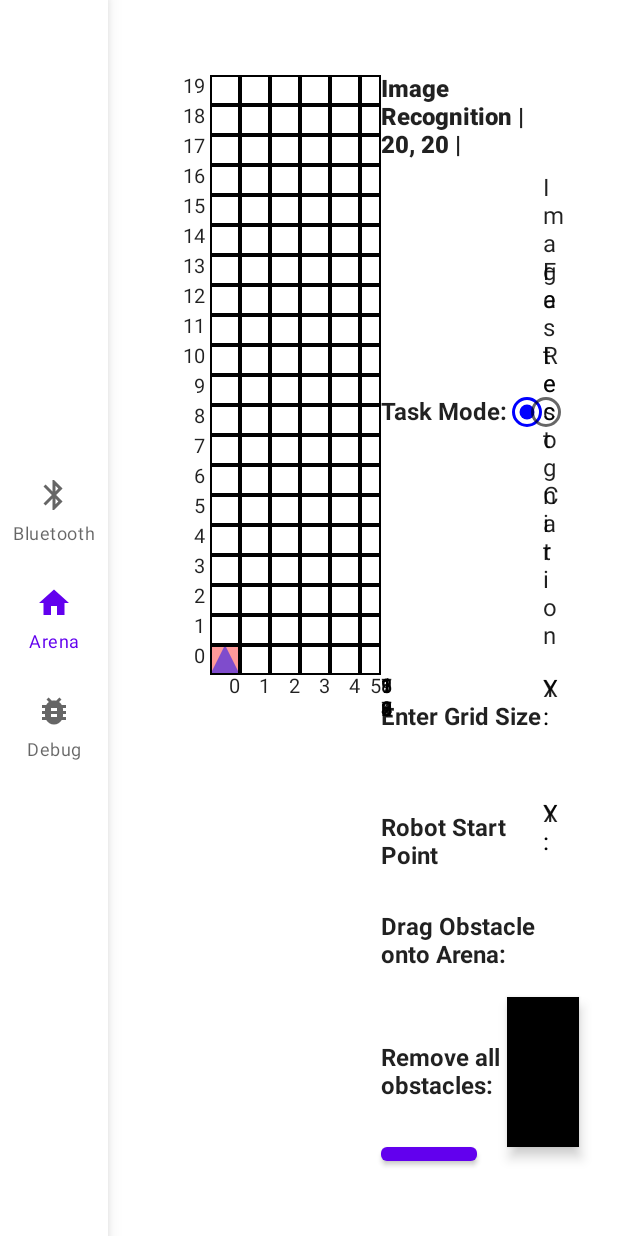
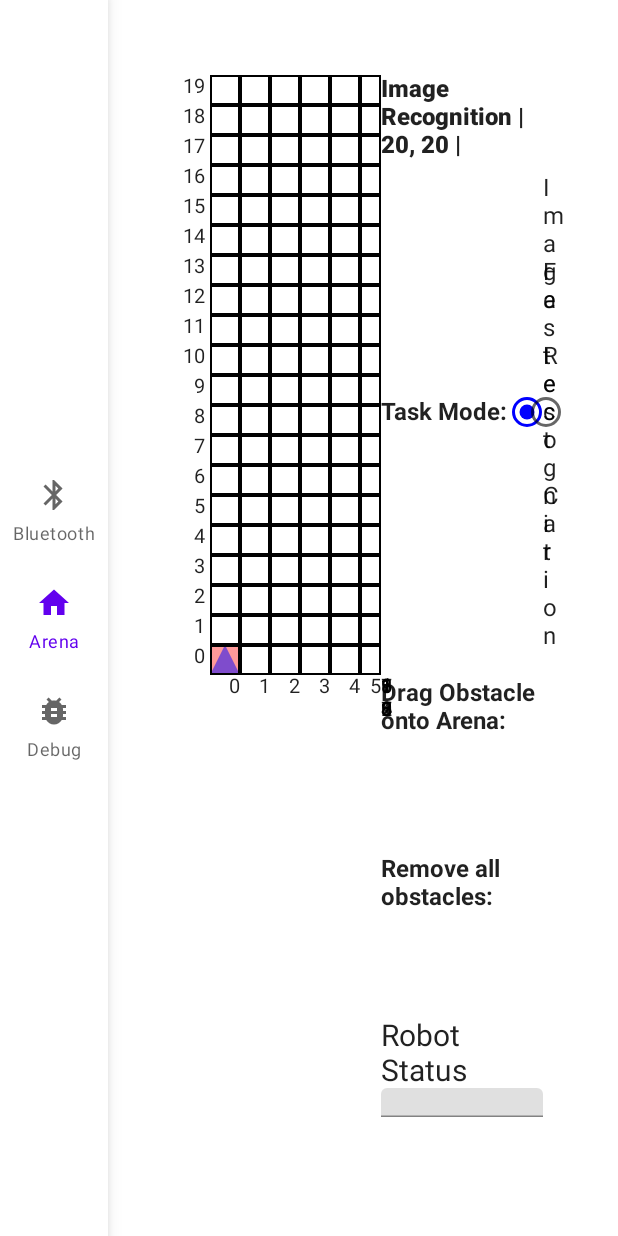
Before and after one commit to NTU-MDP-Group-15/MDP, an Android app built with Jetpack Compose: the screen it shows after launch (MainActivity), on a phone screen of 412 x 824 dp. Run offline under Robolectric (Android 15) with nearby library versions, the phone set to English and light mode, and no system bars.

Commit message:
Added error checking&new status box just for the robot

```diff
--- a/Android/Code/app/src/main/java/com/example/code/ui/screens/arena/ArenaScreen.kt
+++ b/Android/Code/app/src/main/java/com/example/code/ui/screens/arena/ArenaScreen.kt
@@ -68,8 +68,8 @@ fun ArenaScreen(
             StatusDisplay(arenaUiState = arenaUiState)
             Spacer(modifier = Modifier.padding(bottom = spacerDP))
             TaskModeInput(viewModel = viewModel, arenaUiState = arenaUiState)
-            GridSizeInput(viewModel = viewModel, arenaUiState = arenaUiState)
-            SetRobotOrientation(viewModel = viewModel, arenaUiState = arenaUiState)
+            //GridSizeInput(viewModel = viewModel, arenaUiState = arenaUiState)
+            //SetRobotOrientation(viewModel = viewModel, arenaUiState = arenaUiState)
             ObstacleInput(
                 viewModel = viewModel,
                 arenaUiState = arenaUiState,
@@ -77,13 +77,8 @@ fun ArenaScreen(
             )
             Spacer(modifier = Modifier.padding(bottom = spacerDP))
             ClearObstacles(viewModel = viewModel)
-
-            Button(onClick = { println(arenaUiState.obstacles) }) {
-                Text(text = "Test")
-            }
-            Button(onClick = { viewModel.removeObstacle(1) }) {
-                Text(text = "Remove")
-            }
+            Spacer(modifier = Modifier.padding(bottom = spacerDP))
+            robotStatus(viewModel = BluetoothViewModel())
         }
     }
 }
@@ -278,7 +273,7 @@ fun drawObstacle(
             ) {}
             if (obstacle.value != null) {
                 Text(
-                    text = obstacle.value,
+                    text = obstacle.value.toString(),
                     color = Color.Green
                 )
             } else {
@@ -313,7 +308,7 @@ fun drawObstacle(
             ) {}
             if (obstacle.value != null) {
                 Text(
-                    text = obstacle.value,
+                    text = obstacle.value.toString(),
                     color = Color.Green
                 )
             } else {
@@ -340,7 +335,7 @@ fun drawObstacle(
             ) {
                 if (obstacle.value != null) {
                     Text(
-                        text = obstacle.value,
+                        text = obstacle.value.toString(),
                         color = Color.Green
                     )
                 } else {
@@ -375,7 +370,7 @@ fun drawObstacle(
             ) {
                 if (obstacle.value != null) {
                     Text(
-                        text = obstacle.value,
+                        text = obstacle.value.toString(),
                         color = Color.Green
                     )
                 } else {
@@ -398,7 +393,7 @@ fun drawObstacle(
 }
 
 @Composable
-fun drawRobot(
+fun  drawRobot(
     Orientation: String,
 ) {
     Box(
@@ -630,10 +625,6 @@ fun ClearObstacles(viewModel: ArenaViewModel) {
         Text(text = "Remove all obstacles: ", fontWeight = FontWeight.Bold)
         Button(
             onClick = { viewModel.removeAllObstacles() },
-            modifier = Modifier
-                .size(100.dp)
-                .shadow(5.dp)
-                .background(Color.Black),
         ) {
             Text(text = "Clear all")
         }
@@ -661,7 +652,7 @@ fun SetRobotOrientation(viewModel: ArenaViewModel, arenaUiState: ArenaUiState) {
             onValueChange = { newX: String ->
                 if (newX != "") {
                     val w = newX.toInt()
-                    if (w in 0..20) {
+                    if (w in 0..19) {
                         viewModel.setRobotPosFacing(
                             x = w,
                             y = arenaUiState.robotPosY,
@@ -702,3 +693,20 @@ fun SetRobotOrientation(viewModel: ArenaViewModel, arenaUiState: ArenaUiState) {
         )
     }
 }
+
+@Composable
+fun robotStatus(
+    viewModel: BluetoothViewModel
+) {
+    val bluetoothUiState by viewModel.uiState.collectAsState()
+
+    Text(text = "Robot Status", fontSize = 20.sp)
+    TextField(
+        modifier = Modifier
+            .fillMaxHeight(0.4f)
+            .fillMaxWidth(1f),
+        value = bluetoothUiState.robotStatusMessages,
+        onValueChange = {},
+        readOnly = true
+    )
+}
--- a/Android/Code/app/src/main/java/com/example/code/ui/states/ArenaUiState.kt
+++ b/Android/Code/app/src/main/java/com/example/code/ui/states/ArenaUiState.kt
@@ -19,5 +19,5 @@ data class Obstacle(
     val xPos: Int? = null,
     val yPos: Int? = null,
     var facing: String? = null,
-    val value: String? = null
+    val value: Int? = null
 )
--- a/Android/Code/app/src/main/java/com/example/code/ui/states/BluetoothUiState.kt
+++ b/Android/Code/app/src/main/java/com/example/code/ui/states/BluetoothUiState.kt
@@ -4,5 +4,6 @@ import android.bluetooth.BluetoothDevice
 
 data class BluetoothUiState(
     val discoveredDevices: Set<BluetoothDevice> = emptySet(),
-    val receivedMessages: String = ""
+    val receivedMessages: String = "",
+    val robotStatusMessages: String = ""
 )
--- a/Android/Code/app/src/main/java/com/example/code/ui/viewmodels/ArenaViewModel.kt
+++ b/Android/Code/app/src/main/java/com/example/code/ui/viewmodels/ArenaViewModel.kt
@@ -143,7 +143,7 @@ class ArenaViewModel : ViewModel() {
     }
 
     // Set Obstacle Value
-    fun setObstacleValue(id: Int, value: String) {
+    fun setObstacleValue(id: Int, value: Int) {
         val obs = _uiState.value.obstacles.filter { obs -> obs.id == id }
         val ob = obs.first()
         val obstacles = _uiState.value.obstacles.filter { obs -> obs.id != id }
--- a/Android/Code/app/src/main/java/com/example/code/ui/viewmodels/BluetoothViewModel.kt
+++ b/Android/Code/app/src/main/java/com/example/code/ui/viewmodels/BluetoothViewModel.kt
@@ -33,4 +33,10 @@ class BluetoothViewModel : ViewModel() {
             currentState.copy(receivedMessages = _uiState.value.receivedMessages.plus(message))
         }
     }
+
+    fun addRobotStatusMessage(message: String) {
+        _uiState.update {currentState ->
+            currentState.copy(robotStatusMessages = _uiState.value.robotStatusMessages.plus(message))
+        }
+    }
 }
```
Also changed, not shown: Android/Code/app/src/main/java/com/example/code/service/BluetoothService.kt (+30 -2 lines).
